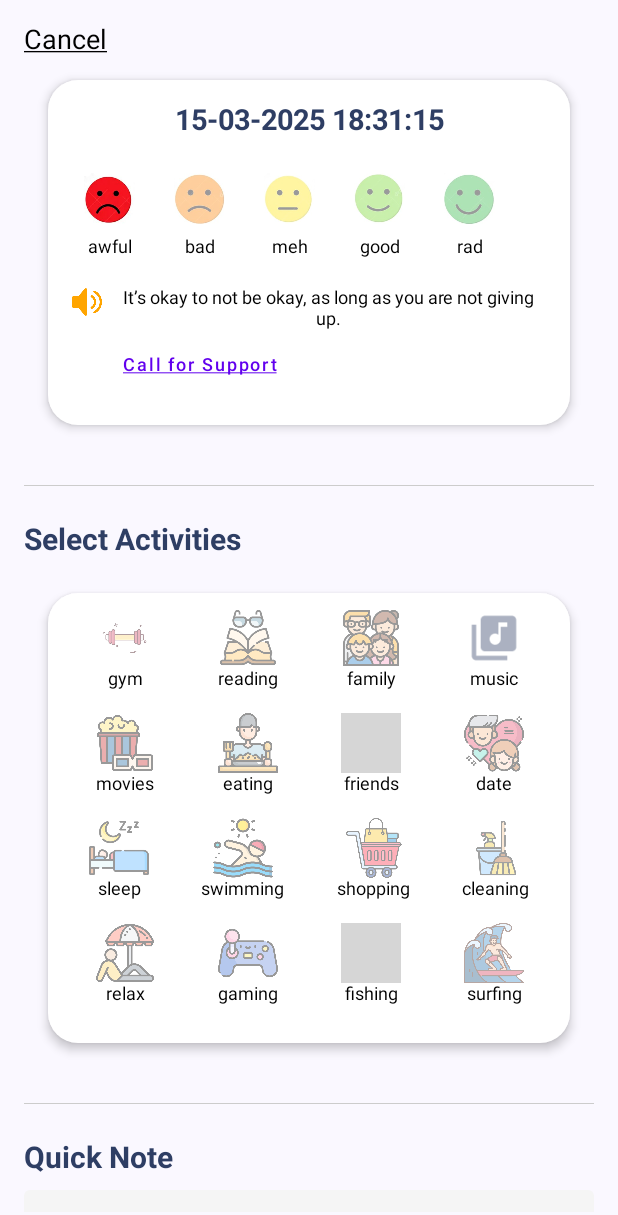
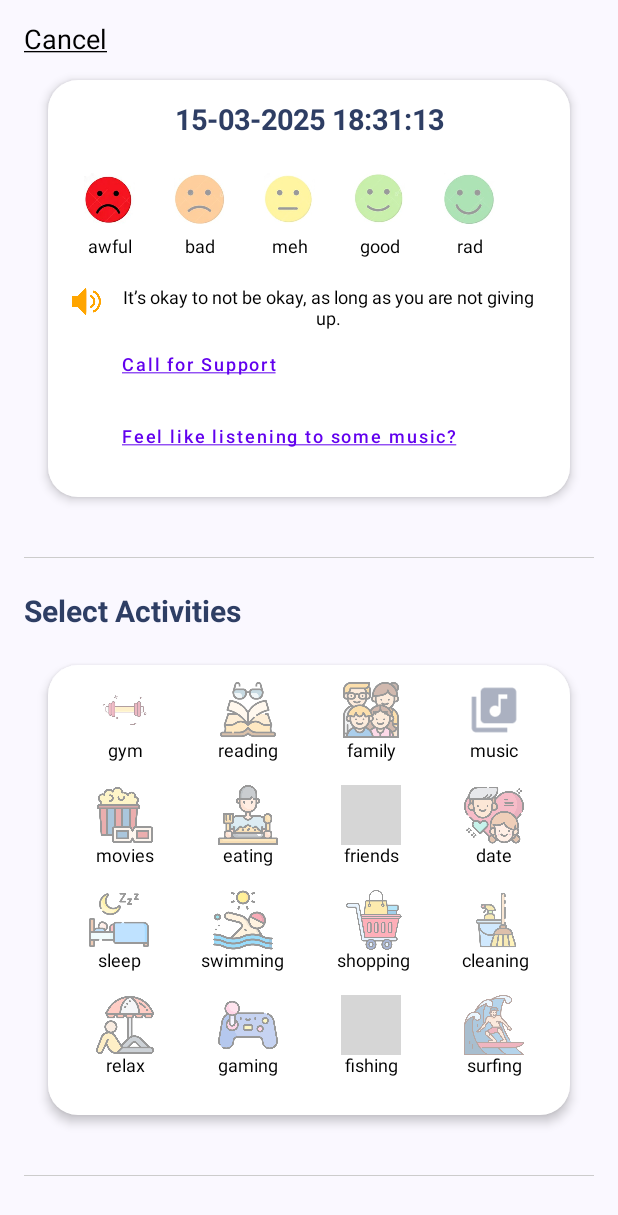
Before and after one commit to wongsssue/MentalHealth, an Android app built with Jetpack Compose: the composable EditEntryPage shown on its own in the app's theme, after a tap on "awful", on a phone screen of 412 x 824 dp. Shown: the top 1215 px of the screen. Run offline under Robolectric (Android 15) with nearby library versions, the phone set to English and light mode, and no system bars; our stand-ins replace livedata-compose; libraries missing offline, so code that uses them is left out: com.github.mikephil.charting, com.google.android.gms; 1 other tap on this screen came first; grey boxes are pictures that could not be loaded.

Commit message:
EditEntryPageUpdated2

```diff
--- a/app/src/main/java/com/example/mentalhealthemotion/ui/theme/EditEntriesPage.kt
+++ b/app/src/main/java/com/example/mentalhealthemotion/ui/theme/EditEntriesPage.kt
@@ -40,6 +40,7 @@ import androidx.compose.foundation.Image
 import androidx.compose.foundation.background
 import androidx.compose.foundation.border
 import androidx.compose.foundation.layout.width
+import androidx.compose.foundation.layout.wrapContentHeight
 import androidx.compose.foundation.lazy.LazyRow
 import androidx.compose.foundation.lazy.items
 import androidx.compose.foundation.rememberScrollState
@@ -66,6 +67,7 @@ import androidx.compose.ui.platform.LocalContext
 import androidx.compose.ui.text.font.FontStyle
 import androidx.compose.ui.text.input.ImeAction
 import androidx.compose.ui.text.style.TextDecoration
+import androidx.navigation.NavController
 import com.example.mentalhealthemotion.Data.MoodEntryViewModel
 import com.example.mentalhealthemotion.Data.MoodType
 import com.example.mentalhealthemotion.Data.UserViewModel
@@ -82,7 +84,8 @@ fun EditEntryPage(
     userViewModel: UserViewModel,
     moodEntryViewModel: MoodEntryViewModel,
     isEditing: Boolean,
-    onback: () -> Unit
+    onback: () -> Unit,
+    navController: NavController
 ) {
     val user by userViewModel.currentUser.observeAsState()
     val scrollState = rememberScrollState()
@@ -145,7 +148,7 @@ fun EditEntryPage(
             }
         )
         // Mood Selection Card
-        MoodSelectionCard(moodEntryViewModel, moodEntryViewModel.selectedMood.value)
+        MoodSelectionCard(moodEntryViewModel, moodEntryViewModel.selectedMood.value, navController)
         Spacer(modifier = Modifier.height(24.dp))
         Divider(color = Color.LightGray, thickness = 0.5.dp)
         Spacer(modifier = Modifier.height(24.dp))
@@ -450,7 +453,8 @@ fun AudioPlayer(
 @Composable
 fun MoodSelectionCard(
     moodEntryViewModel: MoodEntryViewModel,
-    selectedMood: MoodType
+    selectedMood: MoodType,
+    navController: NavController
 ) {
     val context = LocalContext.current
     var showDialog by remember { mutableStateOf(false) }
@@ -475,7 +479,7 @@ fun MoodSelectionCard(
         modifier = Modifier
             .padding(16.dp)
             .fillMaxWidth()
-            .height(230.dp),
+            .wrapContentHeight(),
         elevation = CardDefaults.cardElevation(4.dp),
         shape = RoundedCornerShape(20.dp),
         colors = CardDefaults.cardColors(containerColor = Color.White)
@@ -513,9 +517,11 @@ fun MoodSelectionCard(
                     Image(
                         painter = painterResource(id = R.drawable.speaker_icon),
                         contentDescription = "Speaker",
-                        modifier = Modifier.size(20.dp)
+                        modifier = Modifier.size(19.dp)
                     )
-                    Column(modifier = Modifier.padding(start = 6.dp)) {
+                    Column(modifier = Modifier.padding(start = 6.dp),
+                            verticalArrangement = Arrangement.spacedBy(0.dp)
+                    ) {
                         Text(
                             text = quote,
                             textAlign = TextAlign.Center,
@@ -528,12 +534,16 @@ fun MoodSelectionCard(
                         }
                         TextButton(
                             onClick = {
-                                val intent = Intent(Intent.ACTION_PICK, ContactsContract.CommonDataKinds.Phone.CONTENT_URI)
-                                contactPickerLauncher.launch(intent)
-                                showDialog = false
-                            }
+                                val selectedMood = moodEntryViewModel.selectedMood.value
+                                moodEntryViewModel.updateOverrideMood(selectedMood)
+                                val shouldNavigateToMusic = selectedMood !in listOf(MoodType.meh, MoodType.rad, MoodType.good)
+                                if (shouldNavigateToMusic) {
+                                    navController.navigate(MentalHeathAppScreen.MusicPage.name)
+                                }
+                            },
+                            modifier = Modifier.padding(top = 0.dp)
                         ) {
-                            Text("Choose from Contacts",textDecoration = TextDecoration.Underline,)
+                            Text("Feel like listening to some music?", textDecoration = TextDecoration.Underline,fontSize = 12.sp)
                         }
                     }
 
```
Also changed, not shown: app/src/main/java/com/example/mentalhealthemotion/Data/MoodEntryViewModel.kt (+12 -0 lines), app/src/main/java/com/example/mentalhealthemotion/Data/MusicRepository.kt (+4 -3 lines), app/src/main/java/com/example/mentalhealthemotion/ui/theme/MentalHeathApp.kt (+6 -3 lines), app/src/main/java/com/example/mentalhealthemotion/ui/theme/MusicPage.kt (+16 -5 lines), app/src/main/java/com/example/mentalhealthemotion/ui/theme/MusicStartPage.kt (+7 -2 lines).
